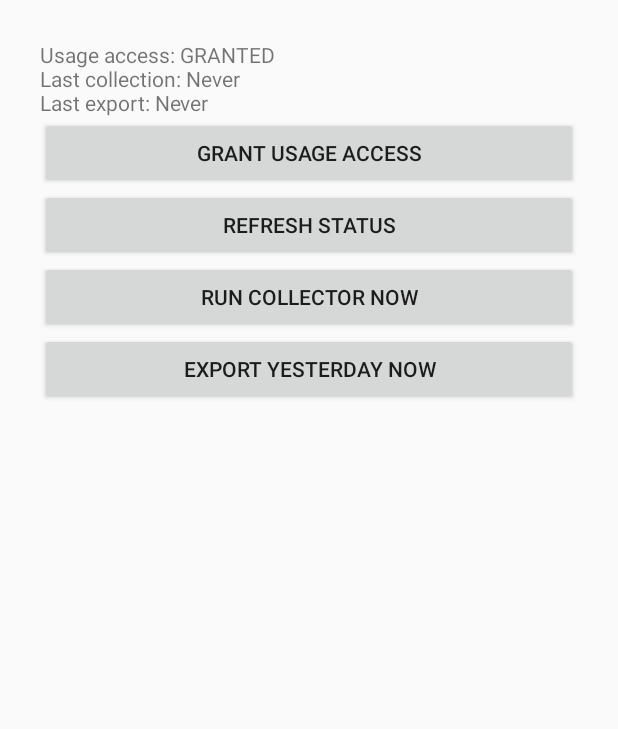
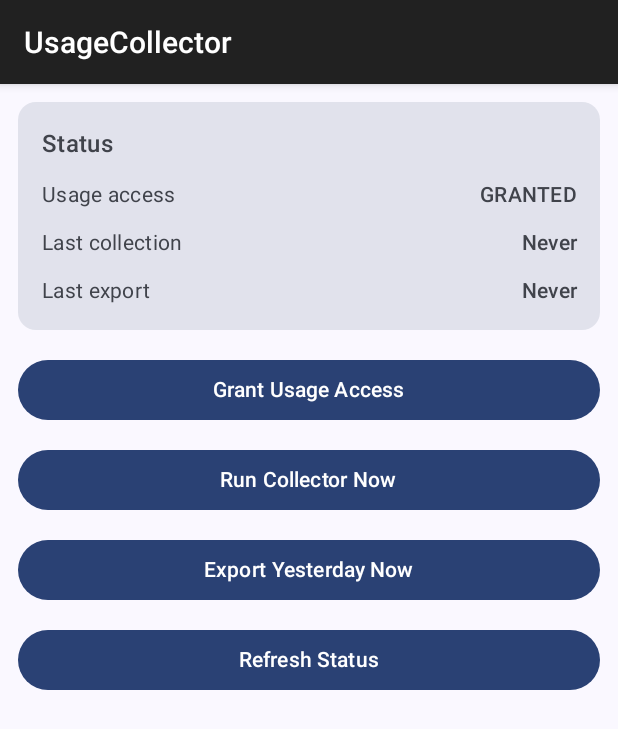
Before and after one commit to adammockor/UsageCollector, an Android app built with Jetpack Compose: the screen it shows after launch (MainActivity), on a phone screen of 412 x 824 dp. Shown: the top 729 px of the screen. Run offline under Robolectric (Android 15) with nearby library versions, the phone set to English and light mode, and no system bars; 2 statements that could not run were skipped.

Commit message:
make the UI nicer

```diff
--- a/app/src/main/java/com/adammockor/usagecollector/MainActivity.kt
+++ b/app/src/main/java/com/adammockor/usagecollector/MainActivity.kt
@@ -2,12 +2,46 @@ package com.adammockor.usagecollector
 
 import android.content.Intent
 import android.os.Bundle
+import android.os.Build
+import android.graphics.Color
 import android.provider.Settings
-import android.widget.Button
-import android.widget.LinearLayout
-import android.widget.TextView
 import androidx.activity.ComponentActivity
-import androidx.work.*
+import androidx.activity.compose.setContent
+import androidx.compose.foundation.isSystemInDarkTheme
+import androidx.compose.foundation.layout.Arrangement
+import androidx.compose.foundation.layout.Column
+import androidx.compose.foundation.layout.Row
+import androidx.compose.foundation.layout.Spacer
+import androidx.compose.foundation.layout.fillMaxSize
+import androidx.compose.foundation.layout.fillMaxWidth
+import androidx.compose.foundation.layout.height
+import androidx.compose.foundation.layout.padding
+import androidx.compose.foundation.layout.systemBarsPadding
+import androidx.compose.material3.Button
+import androidx.compose.material3.Card
+import androidx.compose.material3.CardDefaults
+import androidx.compose.material3.MaterialTheme
+import androidx.compose.material3.Surface
+import androidx.compose.material3.Text
+import androidx.compose.runtime.Composable
+import androidx.compose.runtime.LaunchedEffect
+import androidx.compose.runtime.SideEffect
+import androidx.compose.runtime.mutableStateOf
+import androidx.compose.runtime.remember
+import androidx.compose.ui.Modifier
+import androidx.compose.ui.graphics.luminance
+import androidx.compose.ui.graphics.toArgb
+import androidx.compose.ui.platform.LocalContext
+import androidx.compose.ui.platform.LocalView
+import androidx.compose.ui.text.font.FontWeight
+import androidx.compose.ui.text.style.TextAlign
+import androidx.compose.ui.unit.dp
+import androidx.core.view.WindowCompat
+import androidx.work.ExistingPeriodicWorkPolicy
+import androidx.work.OneTimeWorkRequestBuilder
+import androidx.work.PeriodicWorkRequestBuilder
+import androidx.work.WorkManager
+import com.adammockor.usagecollector.ui.theme.UsageCollectorTheme
 import java.time.Instant
 import java.time.ZoneId
 import java.time.format.DateTimeFormatter
@@ -19,76 +53,23 @@ class MainActivity : ComponentActivity() {
     override fun onCreate(savedInstanceState: Bundle?) {
         super.onCreate(savedInstanceState)
 
+        WindowCompat.setDecorFitsSystemWindows(window, false)
         scheduleCollectors()
 
-        val store = Store(this)
-        val zone = ZoneId.systemDefault()
-        val formatter = DateTimeFormatter.ofPattern("yyyy-MM-dd HH:mm:ss", Locale.getDefault())
+        setContent {
+            UsageCollectorTheme {
+                val view = LocalView.current
 
-        val layout = LinearLayout(this).apply {
-            orientation = LinearLayout.VERTICAL
-            setPadding(40, 40, 40, 40)
-        }
-
-        val status = TextView(this)
-
-        fun refresh() {
-            val access = if (UsageAccess.hasUsageAccess(this))
-                "Usage access: GRANTED"
-            else
-                "Usage access: NOT GRANTED"
-
-            val lastTs = store.getLastTs(0L)
-            val lastText = if (lastTs <= 0L) {
-                "Never"
-            } else {
-                Instant.ofEpochMilli(lastTs).atZone(zone).format(formatter)
-            }
-
-            val lastExportTs = store.getLastExportTs(0L)
-            val lastExportText = if (lastExportTs <= 0L) {
-                "Never"
-            } else {
-                Instant.ofEpochMilli(lastExportTs).atZone(zone).format(formatter)
-            }
-
-            status.text = "$access\nLast collection: $lastText\nLast export: $lastExportText"
-        }
-
-        val grant = Button(this).apply {
-            text = "Grant Usage Access"
-            setOnClickListener { startActivity(Intent(Settings.ACTION_USAGE_ACCESS_SETTINGS)) }
-        }
-
-        val runCollectorNow = Button(this).apply {
-            text = "Run Collector Now"
-            setOnClickListener {
-                WorkManager.getInstance(this@MainActivity)
-                    .enqueue(OneTimeWorkRequestBuilder<UsageEventCollectorWorker>().build())
+                Surface(
+                    modifier = Modifier
+                        .fillMaxSize()
+                        .systemBarsPadding(),
+                    color = MaterialTheme.colorScheme.background
+                ) {
+                    MainScreen()
+                }
             }
         }
-
-        val exportYesterdayNow = Button(this).apply {
-            text = "Export Yesterday Now"
-            setOnClickListener {
-                WorkManager.getInstance(this@MainActivity)
-                    .enqueue(OneTimeWorkRequestBuilder<DailyUsageExportWorker>().build())
-            }
-        }
-
-        val refreshBtn = Button(this).apply {
-            text = "Refresh Status"
-            setOnClickListener { refresh() }
-        }
-
-        layout.addView(status)
-        layout.addView(grant)
-        layout.addView(refreshBtn)
-        layout.addView(runCollectorNow)
-        layout.addView(exportYesterdayNow)
-        setContentView(layout)
-
-        refresh()
     }
 
     private fun scheduleCollectors() {
@@ -113,3 +94,156 @@ class MainActivity : ComponentActivity() {
         )
     }
 }
+
+private data class StatusState(
+    val accessLabel: String,
+    val accessValue: String,
+    val lastCollection: String,
+    val lastExport: String
+)
+
+@Composable
+private fun MainScreen() {
+    val context = LocalContext.current
+    val store = remember { Store(context) }
+    val zone = remember { ZoneId.systemDefault() }
+    val formatter = remember {
+        DateTimeFormatter.ofPattern("yyyy-MM-dd HH:mm:ss", Locale.getDefault())
+    }
+
+    val statusState = remember {
+        mutableStateOf(readStatus(context, store, zone, formatter))
+    }
+
+    fun refresh() {
+        statusState.value = readStatus(context, store, zone, formatter)
+    }
+
+    LaunchedEffect(Unit) {
+        refresh()
+    }
+
+    Column(
+        modifier = Modifier
+            .fillMaxSize()
+            .padding(12.dp),
+        verticalArrangement = Arrangement.spacedBy(16.dp)
+    ) {
+
+        Card(
+            colors = CardDefaults.cardColors(containerColor = MaterialTheme.colorScheme.surfaceVariant),
+            modifier = Modifier.fillMaxWidth()
+        ) {
+            Column(
+                modifier = Modifier.padding(16.dp),
+                verticalArrangement = Arrangement.spacedBy(12.dp)
+            ) {
+                Text(
+                    text = "Status",
+                    style = MaterialTheme.typography.titleMedium,
+                    fontWeight = FontWeight.Medium
+                )
+                StatusRow(statusState.value.accessLabel, statusState.value.accessValue)
+                StatusRow("Last collection", statusState.value.lastCollection)
+                StatusRow("Last export", statusState.value.lastExport)
+            }
+        }
+
+        Column(verticalArrangement = Arrangement.spacedBy(12.dp)) {
+            Button(
+                onClick = {
+                    context.startActivity(Intent(Settings.ACTION_USAGE_ACCESS_SETTINGS))
+                },
+                modifier = Modifier.fillMaxWidth()
+            ) {
+                Text("Grant Usage Access")
+            }
+
+            Button(
+                onClick = {
+                    WorkManager.getInstance(context)
+                        .enqueue(OneTimeWorkRequestBuilder<UsageEventCollectorWorker>().build())
+                },
+                modifier = Modifier.fillMaxWidth()
+            ) {
+                Text("Run Collector Now")
+            }
+
+            Button(
+                onClick = {
+                    WorkManager.getInstance(context)
+                        .enqueue(OneTimeWorkRequestBuilder<DailyUsageExportWorker>().build())
+                },
+                modifier = Modifier.fillMaxWidth()
+            ) {
+                Text("Export Yesterday Now")
+            }
+
+            Button(
+                onClick = { refresh() },
+                modifier = Modifier.fillMaxWidth()
+            ) {
+                Text("Refresh Status")
+            }
+        }
+
+        Spacer(modifier = Modifier.height(8.dp))
+    }
+}
+
+@Composable
+private fun StatusRow(label: String, value: String) {
+    Row(
+        modifier = Modifier.fillMaxWidth(),
+        horizontalArrangement = Arrangement.spacedBy(12.dp)
+    ) {
+        Text(
+            text = label,
+            style = MaterialTheme.typography.bodyMedium,
+            modifier = Modifier.weight(1f)
+        )
+        Text(
+            text = value,
+            style = MaterialTheme.typography.bodyMedium,
+            fontWeight = FontWeight.Medium,
+            textAlign = TextAlign.End,
+            modifier = Modifier.weight(1f)
+        )
+    }
+}
+
+private fun readStatus(
+    context: android.content.Context,
+    store: Store,
+    zone: ZoneId,
+    formatter: DateTimeFormatter
+): StatusState {
+    val accessGranted = UsageAccess.hasUsageAccess(context)
+    val accessLabel = "Usage access"
+    val accessValue = if (accessGranted) "GRANTED" else "NOT GRANTED"
+
+    val lastTs = store.getLastTs(0L)
+    val lastCollection = formatTimestamp(lastTs, zone, formatter)
+
+    val lastExportTs = store.getLastExportTs(0L)
+    val lastExport = formatTimestamp(lastExportTs, zone, formatter)
+
+    return StatusState(
+        accessLabel = accessLabel,
+        accessValue = accessValue,
+        lastCollection = lastCollection,
+        lastExport = lastExport
+    )
+}
+
+private fun formatTimestamp(
+    ts: Long,
+    zone: ZoneId,
+    formatter: DateTimeFormatter
+): String {
+    return if (ts <= 0L) {
+        "Never"
+    } else {
+        Instant.ofEpochMilli(ts).atZone(zone).format(formatter)
+    }
+}
--- a/app/src/main/res/values/themes.xml
+++ b/app/src/main/res/values/themes.xml
@@ -1,4 +1,4 @@
 <?xml version="1.0" encoding="utf-8"?>
 <resources>
-    <style name="Theme.UsageCollector" parent="android:Theme.Material.Light.NoActionBar" />
+    <style name="Theme.UsageCollector" parent="android:Theme.Material" />
 </resources>
```
